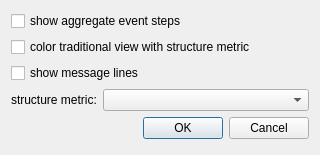
LLNL/ravel, file visoptionsdialog.ui: the form before one commit.
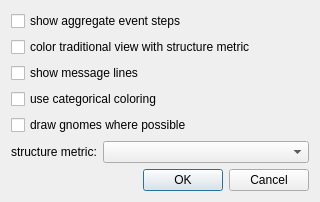
The form after the commit.

Commit message: Making arrangements for gnome drawing: - add structure in gnome classes - add vis options

Diff of the .ui file:
```diff
--- a/visoptionsdialog.ui
+++ b/visoptionsdialog.ui
@@ -7,7 +7,7 @@
     <x>0</x>
     <y>0</y>
     <width>320</width>
-    <height>155</height>
+    <height>197</height>
    </rect>
   </property>
   <property name="windowTitle">
@@ -35,6 +35,20 @@
      </property>
     </widget>
    </item>
+   <item>
+    <widget class="QCheckBox" name="categoricalCheckBox">
+     <property name="text">
+      <string>use categorical coloring</string>
+     </property>
+    </widget>
+   </item>
+   <item>
+    <widget class="QCheckBox" name="gnomeCheckBox">
+     <property name="text">
+      <string>draw gnomes where possible</string>
+     </property>
+    </widget>
+   </item>
    <item>
     <layout class="QHBoxLayout" name="horizontalLayout">
      <item>
```
The commit also changes 12 other files.
